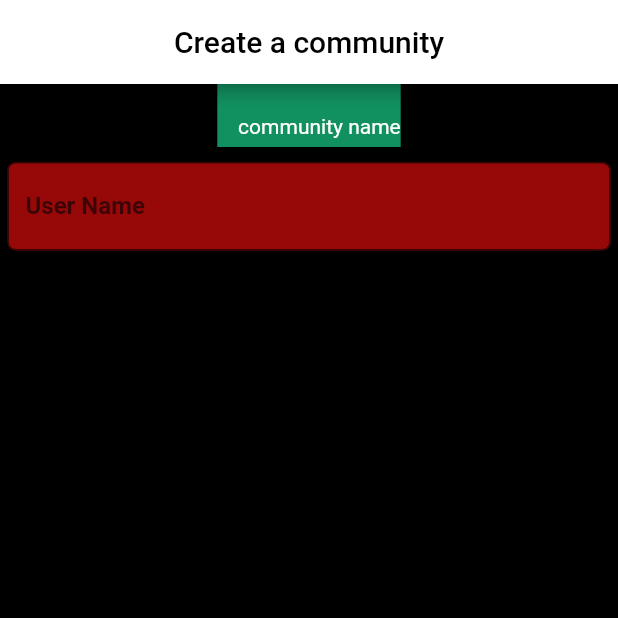
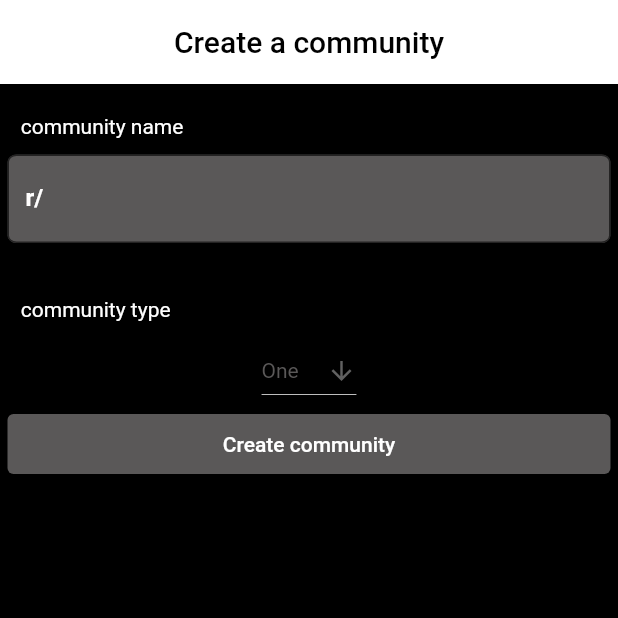
Before and after one commit to MariePaydar/Reddit, a Flutter app: the MyAppState screen opened directly, item 4 of the bottom bar chosen, after a tap on "create a community", on a phone screen of 412 x 824 dp, the top half of it. Run offline on Flutter 3.47's test engine with Material 2 defaults, Android fonts, the phone set to English and light mode, and no system bars; our stand-ins replace email_validator; missing offline and left inert: passwordfield.

Commit message:
finish 'create a community' page

```diff
--- a/lib/create_a_community_screan.dart
+++ b/lib/create_a_community_screan.dart
@@ -9,12 +9,13 @@ class CreateACommunity extends StatefulWidget {
 
 class _CreateACommunity extends State<CreateACommunity> {
   TextEditingController nameController = TextEditingController();
+  String dropdownValue = 'One';
 
   @override
   Widget build(BuildContext context) {
     return MaterialApp(
         debugShowCheckedModeBanner: false,
-        title: 'Profile',
+        title: 'Create a community',
         home: Scaffold(
           backgroundColor: Color.fromARGB(255, 0, 0, 0),
           appBar: AppBar(
@@ -27,16 +28,16 @@ class _CreateACommunity extends State<CreateACommunity> {
             ),
           ),
           body: Container(
-            child: Column(children: [
+            child: ListView(children: [
               Text(
                 '    community name',
                 style: TextStyle(
-                    backgroundColor: Color.fromARGB(255, 18, 145, 96),
+                    //backgroundColor: Color.fromARGB(255, 18, 145, 96),
                     color: Color.fromARGB(255, 255, 255, 255),
                     height: 3),
               ),
               Container(
-                padding: const EdgeInsets.fromLTRB(5, 10, 5, 10),
+                padding: const EdgeInsets.fromLTRB(5, 5, 5, 5),
                 child: TextField(
                   cursorColor: const Color.fromARGB(255, 255, 255, 255),
                   style: const TextStyle(
@@ -44,15 +45,58 @@ class _CreateACommunity extends State<CreateACommunity> {
                       fontWeight: FontWeight.w600),
                   controller: nameController,
                   decoration: const InputDecoration(
-                    fillColor: Color.fromARGB(255, 151, 9, 9),
-                    filled: true,
-                    border: OutlineInputBorder(
-                        borderRadius:
-                            BorderRadius.all(Radius.elliptical(6, 5))),
-                    labelText: 'User Name',
-                  ),
+                      fillColor: Color.fromARGB(255, 90, 88, 88),
+                      filled: true,
+                      border: OutlineInputBorder(
+                          borderRadius:
+                              BorderRadius.all(Radius.elliptical(6, 5))),
+                      labelText: 'r/',
+                      labelStyle: TextStyle(
+                        color: Color.fromARGB(255, 255, 254, 254),
+                      )),
                 ),
-              )
+              ),
+              Text(
+                '    community type',
+                style: TextStyle(
+                    //backgroundColor: Color.fromARGB(255, 18, 145, 96),
+                    color: Color.fromARGB(255, 255, 255, 255),
+                    height: 4),
+              ),
+              Center(
+                  child: DropdownButton<String>(
+                value: dropdownValue,
+                icon: const Icon(
+                  Icons.arrow_downward,
+                  size: 20,
+                ),
+                elevation: 0,
+                style: const TextStyle(
+                  color: Color.fromARGB(255, 90, 88, 88),
+                ),
+                onChanged: (String? newValue) {
+                  setState(() {
+                    dropdownValue = newValue!;
+                  });
+                },
+                items: <String>['One', 'Public', 'Private']
+                    .map<DropdownMenuItem<String>>((String value) {
+                  return DropdownMenuItem<String>(
+                    value: value,
+                    child: Text(value),
+                  );
+                }).toList(),
+              )),
+              Container(
+                  height: 50,
+                  padding: const EdgeInsets.fromLTRB(5, 5, 5, 5),
+                  child: ElevatedButton(
+                    style: ElevatedButton.styleFrom(
+                      primary: Color.fromARGB(255, 90, 88, 88),
+                    ),
+                    child: const Text('Create community'),
+                    onPressed: () {},
+                  )),
             ]),
           ),
         ));
```
